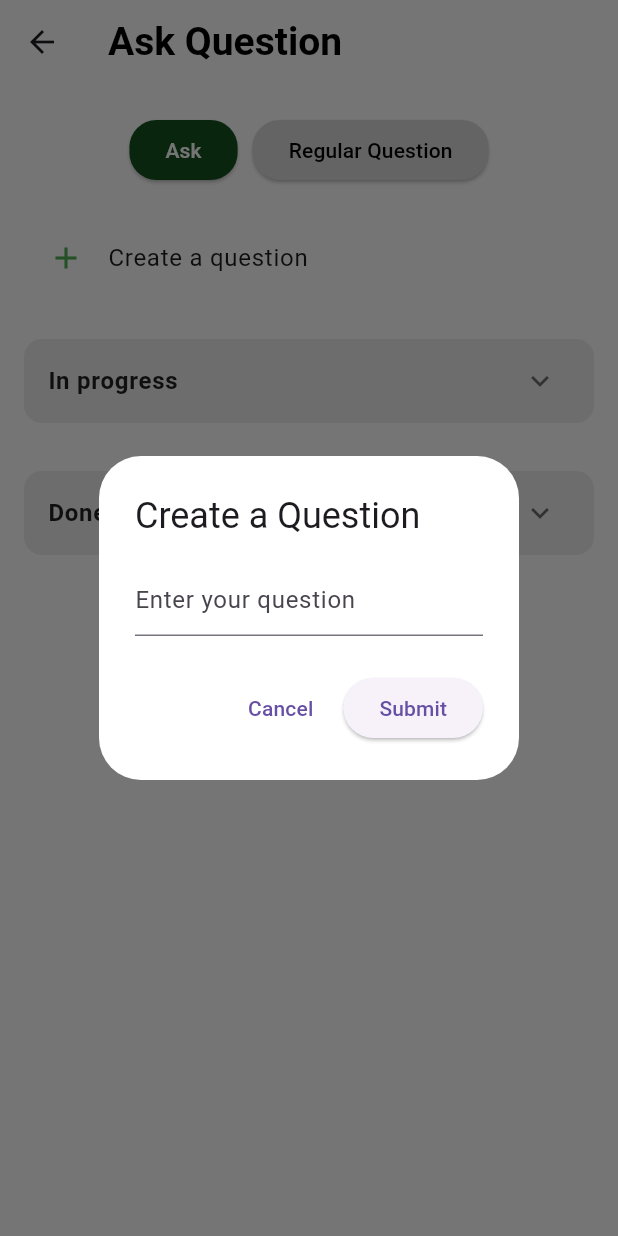
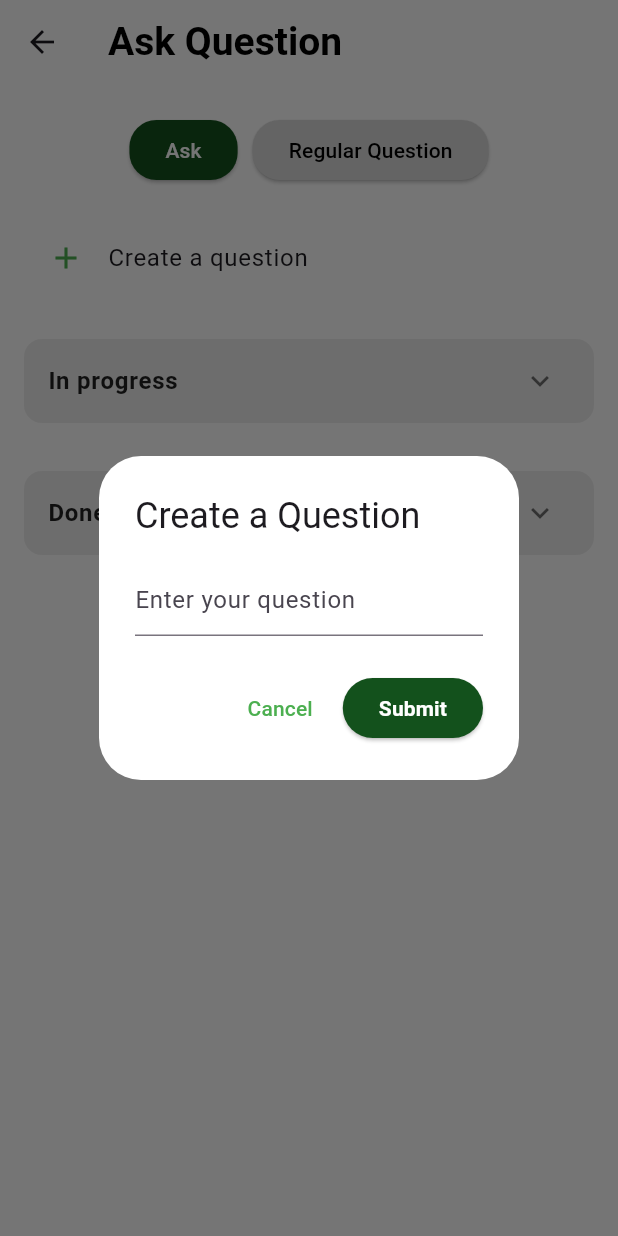
Before and after one commit to wizardap/vnu_student, a Flutter app: the AskScreen screen opened directly, after a tap on "Create a question", on a phone screen of 412 x 824 dp. Run offline on Flutter 3.47's test engine with Material 3 defaults, Android fonts, the phone set to English and light mode, and no system bars; our stand-ins replace carousel_slider, cloud_firestore, file_picker, firebase_auth, firebase_core, fl_chart and 1 more; accounts and stored records are empty; network calls fail.

Commit message:
+ fix login and ask screen

```diff
--- a/lib/features/ask/screens/ask_screen.dart
+++ b/lib/features/ask/screens/ask_screen.dart
@@ -294,14 +294,28 @@ Widget buildDoneSection() {
         actions: [
           TextButton(
             onPressed: () => Navigator.pop(context),
-            child: const Text('Cancel'),
+            child: const Text(
+              'Cancel',
+              style: TextStyle(
+                color: Colors.green, // Màu xanh cho chữ Cancel
+              ),
+            ),
           ),
           ElevatedButton(
             onPressed: () {
               _addQuestionToFirestore();
               Navigator.pop(context);
             },
-            child: const Text('Submit'),
+            style: ElevatedButton.styleFrom(
+              backgroundColor: Color(0xFF13511C), // Màu nền xanh cho nút Submit
+            ),
+            child: const Text(
+              'Submit',
+              style: TextStyle(
+                color: Colors.white, // Chữ trắng trên nền xanh
+                fontWeight: FontWeight.bold,
+              ),
+            ),
           ),
         ],
       );
@@ -493,7 +507,7 @@ class _BuildRequestStatusTileState extends State<BuildRequestStatusTile> {
         children: [
           Container(
             decoration: BoxDecoration(
-              color: isExpanded ? Colors.green[300] : Colors.grey[200], // Background for title and icon
+              color: isExpanded ? Color(0xFF13511C) : Colors.grey[200], // Background for title and icon
               borderRadius: BorderRadius.circular(12.0),
             ),
             child: ListTile(
--- a/lib/features/login/login_screen.dart
+++ b/lib/features/login/login_screen.dart
@@ -94,6 +94,13 @@ class _LoginScreenState extends State<LoginScreen> {
         child: Column(
           mainAxisAlignment: MainAxisAlignment.center,
           children: [
+            // Thêm logo vào đây
+            Image.asset(
+              'lib/assets/images/logo_VNU.png',
+              height: 100, // Đặt chiều cao tùy ý
+              width: 100, // Đặt chiều rộng tùy ý
+            ),
+            SizedBox(height: 100), // Khoảng cách giữa logo và các thành phần khác
             TextField(
               controller: _emailController,
               decoration: InputDecoration(
```
Also changed, not shown: lib/assets/images/logo_VNU.png (added).
